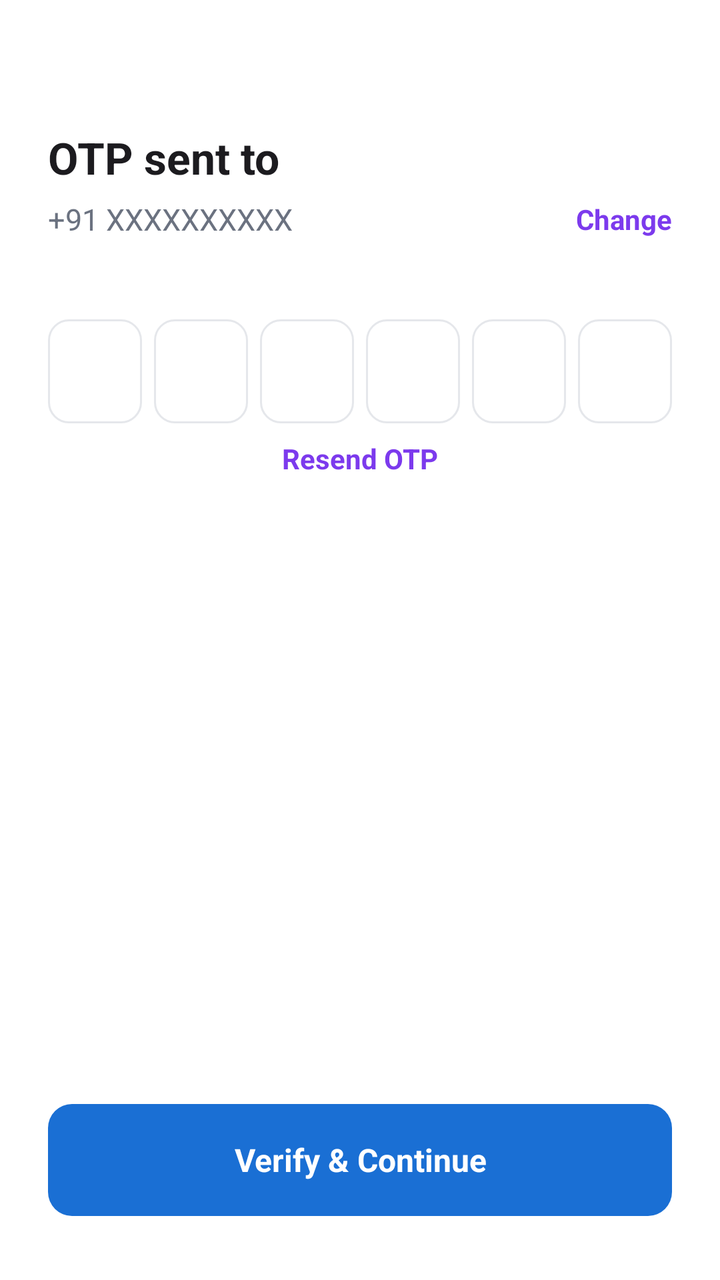
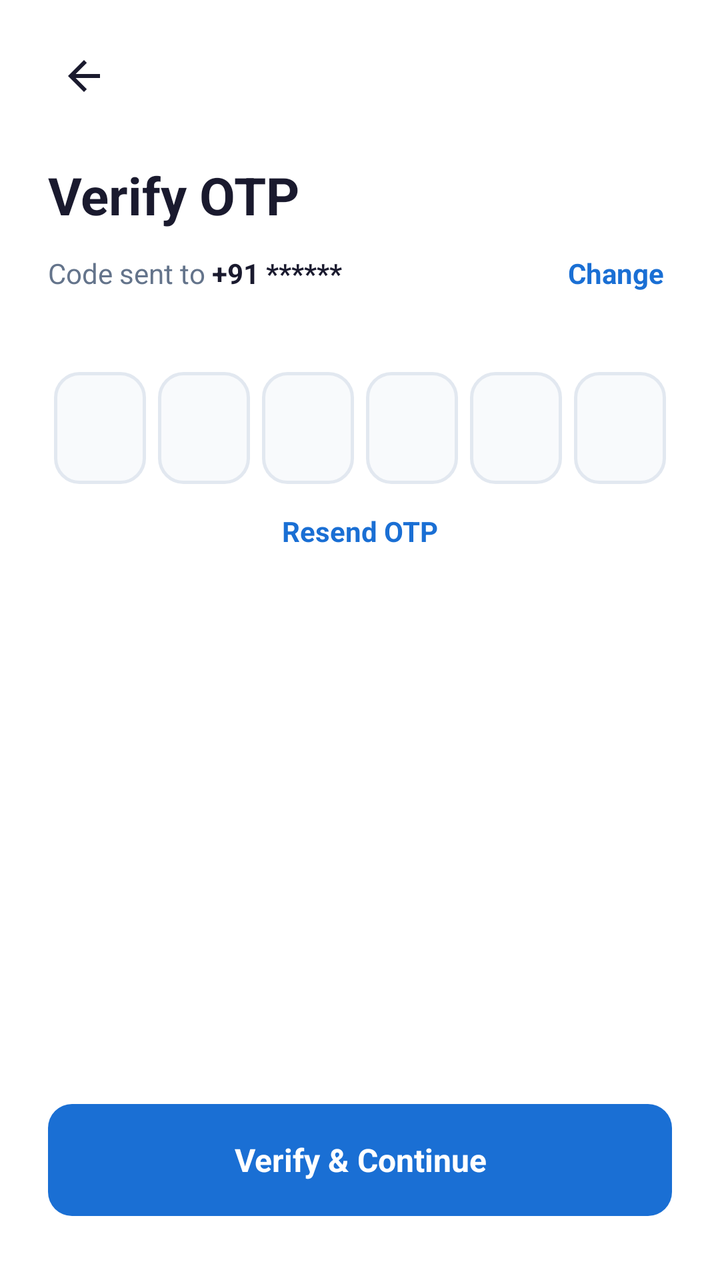

An Android layout rendered at two revisions. The XML below is the earlier revision; the diff shows what the commit changed to produce the second picture.
<!-- AndroidManifest.xml: application theme Theme.ANGA_SellerSide -->
<!-- res/layout/activity_seller_otp_verify.xml -->
<?xml version="1.0" encoding="utf-8"?>
<ScrollView xmlns:android="http://schemas.android.com/apk/res/android"
    android:layout_width="match_parent"
    android:layout_height="match_parent"
    android:background="#FFFFFF"
    android:fillViewport="true">

    <LinearLayout
        android:id="@+id/rootOtpContent"
        android:layout_width="match_parent"
        android:layout_height="wrap_content"
        android:orientation="vertical"
        android:paddingLeft="24dp"
        android:paddingRight="24dp"
        android:paddingTop="24dp"
        android:paddingBottom="32dp">

        
        <TextView
            android:layout_width="wrap_content"
            android:layout_height="wrap_content"
            android:layout_marginTop="40dp"
            android:text="@string/otp_sent_to"
            android:textSize="22sp"
            android:textStyle="bold"
            android:textColor="#1C1B1F" />

        
        <LinearLayout
            android:layout_width="match_parent"
            android:layout_height="wrap_content"
            android:orientation="horizontal"
            android:gravity="center_vertical"
            android:layout_marginTop="6dp"
            android:layout_marginBottom="40dp">

            <TextView
                android:id="@+id/tvPhone"
                android:layout_width="0dp"
                android:layout_height="wrap_content"
                android:layout_weight="1"
                android:textSize="15sp"
                android:textColor="#6B7280"
                android:text="+91 XXXXXXXXXX" />

            <TextView
                android:id="@+id/tvChange"
                android:layout_width="wrap_content"
                android:layout_height="wrap_content"
                android:text="@string/btn_change"
                android:textSize="14sp"
                android:textColor="#7C3AED"
                android:textStyle="bold"
                android:clickable="true"
                android:focusable="true"
                android:paddingLeft="8dp" />
        </LinearLayout>

        
        <LinearLayout
            android:layout_width="match_parent"
            android:layout_height="wrap_content"
            android:orientation="horizontal"
            android:gravity="center">

            <EditText
                android:id="@+id/etOtp1"
                android:layout_width="0dp"
                android:layout_height="52dp"
                android:layout_weight="1"
                android:layout_marginEnd="6dp"
                android:background="@drawable/input_background"
                android:gravity="center"
                android:inputType="number"
                android:maxLength="1"
                android:textSize="20sp"
                android:textStyle="bold"
                android:textColor="#1C1B1F" />

            <EditText
                android:id="@+id/etOtp2"
                android:layout_width="0dp"
                android:layout_height="52dp"
                android:layout_weight="1"
                android:layout_marginEnd="6dp"
                android:background="@drawable/input_background"
                android:gravity="center"
                android:inputType="number"
                android:maxLength="1"
                android:textSize="20sp"
                android:textStyle="bold"
                android:textColor="#1C1B1F" />

            <EditText
                android:id="@+id/etOtp3"
                android:layout_width="0dp"
                android:layout_height="52dp"
                android:layout_weight="1"
                android:layout_marginEnd="6dp"
                android:background="@drawable/input_background"
                android:gravity="center"
                android:inputType="number"
                android:maxLength="1"
                android:textSize="20sp"
                android:textStyle="bold"
                android:textColor="#1C1B1F" />

            <EditText
                android:id="@+id/etOtp4"
                android:layout_width="0dp"
                android:layout_height="52dp"
                android:layout_weight="1"
                android:layout_marginEnd="6dp"
                android:background="@drawable/input_background"
                android:gravity="center"
                android:inputType="number"
                android:maxLength="1"
                android:textSize="20sp"
                android:textStyle="bold"
                android:textColor="#1C1B1F" />

            <EditText
                android:id="@+id/etOtp5"
                android:layout_width="0dp"
                android:layout_height="52dp"
                android:layout_weight="1"
                android:layout_marginEnd="6dp"
                android:background="@drawable/input_background"
                android:gravity="center"
                android:inputType="number"
                android:maxLength="1"
                android:textSize="20sp"
                android:textStyle="bold"
                android:textColor="#1C1B1F" />

            <EditText
                android:id="@+id/etOtp6"
                android:layout_width="0dp"
                android:layout_height="52dp"
                android:layout_weight="1"
                android:background="@drawable/input_background"
                android:gravity="center"
                android:inputType="number"
                android:maxLength="1"
                android:textSize="20sp"
                android:textStyle="bold"
                android:textColor="#1C1B1F" />

        </LinearLayout>

        
        <TextView
            android:id="@+id/tvResendTimer"
            android:layout_width="wrap_content"
            android:layout_height="wrap_content"
            android:layout_gravity="center_horizontal"
            android:layout_marginTop="20dp"
            android:textSize="13sp"
            android:textColor="#9CA3AF"
            android:visibility="gone" />

        
        <TextView
            android:id="@+id/tvResend"
            android:layout_width="wrap_content"
            android:layout_height="wrap_content"
            android:layout_gravity="center_horizontal"
            android:layout_marginTop="8dp"
            android:text="@string/btn_resend_otp"
            android:textSize="14sp"
            android:textColor="#7C3AED"
            android:textStyle="bold"
            android:clickable="true"
            android:focusable="true" />

        
        <ProgressBar
            android:id="@+id/progressBar"
            android:layout_width="wrap_content"
            android:layout_height="wrap_content"
            android:layout_gravity="center_horizontal"
            android:layout_marginTop="16dp"
            android:visibility="gone" />

        
        <View
            android:layout_width="match_parent"
            android:layout_height="0dp"
            android:layout_weight="1" />

        
        <TextView
            android:id="@+id/btnVerify"
            android:layout_width="match_parent"
            android:layout_height="56dp"
            android:background="@drawable/btn_primary_rounded"
            android:gravity="center"
            android:text="@string/btn_verify"
            android:textColor="#FFFFFF"
            android:textSize="16sp"
            android:textStyle="bold"
            android:clickable="true"
            android:focusable="true" />

    </LinearLayout>

</ScrollView>
<!-- resources referenced by this layout -->
<resources>
  <!-- drawable btn_primary_rounded (drawable) -->
  <?xml version="1.0" encoding="utf-8"?>
  <ripple xmlns:android="http://schemas.android.com/apk/res/android"
      android:color="#33FFFFFF">
      <item>
          <shape android:shape="rectangle">
              <solid android:color="#1A6FD4" />
              <corners android:radius="12dp" />
          </shape>
      </item>
  </ripple>
  <!-- drawable input_background (drawable) -->
  <?xml version="1.0" encoding="utf-8"?>
  <shape xmlns:android="http://schemas.android.com/apk/res/android"
      android:shape="rectangle">
      <solid android:color="@color/white" />
      <stroke
          android:width="1dp"
          android:color="@color/divider" />
      <corners android:radius="10dp" />
  </shape>
  <string name="btn_change">Change</string>
  <string name="btn_resend_otp">Resend OTP</string>
  <string name="btn_verify">Verify &amp; Continue</string>
  <string name="otp_sent_to">OTP sent to</string>
  <style name="Theme.ANGA_SellerSide" parent="Theme.MaterialComponents.Light.NoActionBar">
          <item name="colorPrimary">@color/primary</item>
          <item name="colorPrimaryDark">@color/primary_dark</item>
          <item name="colorAccent">@color/accent</item>
          <item name="android:windowBackground">@color/background</item>
          <item name="android:statusBarColor">#FFFFFF</item>
          <item name="android:windowLightStatusBar">true</item>
          <item name="android:forceDarkAllowed" tools:targetApi="q">false</item>
      </style>
  <color name="white">#FFFFFF</color>
  <color name="divider">#E5E7EB</color>
  <color name="primary">#1A365D</color>
  <color name="primary_dark">#142848</color>
  <color name="accent">#2563EB</color>
  <color name="background">#F5F7FA</color>
</resources>

<!-- the commit's change to res/layout/activity_seller_otp_verify.xml (unified diff, before → after) -->
@@ -1,5 +1,6 @@
 <?xml version="1.0" encoding="utf-8"?>
 <ScrollView xmlns:android="http://schemas.android.com/apk/res/android"
+    xmlns:app="http://schemas.android.com/apk/res-auto"
     android:layout_width="match_parent"
     android:layout_height="match_parent"
     android:background="#FFFFFF"
@@ -10,20 +11,33 @@
         android:layout_width="match_parent"
         android:layout_height="wrap_content"
         android:orientation="vertical"
-        android:paddingLeft="24dp"
-        android:paddingRight="24dp"
-        android:paddingTop="24dp"
+        android:paddingStart="24dp"
+        android:paddingEnd="24dp"
+        android:paddingTop="20dp"
         android:paddingBottom="32dp">
 
         
-        <TextView
-            android:layout_width="wrap_content"
-            android:layout_height="wrap_content"
-            android:layout_marginTop="40dp"
-            android:text="@string/otp_sent_to"
-            android:textSize="22sp"
+        <ImageView
+            android:id="@+id/btnBack"
+            android:layout_width="36dp"
+            android:layout_height="36dp"
+            android:padding="6dp"
+            android:src="@drawable/ic_back"
+            android:contentDescription="Back"
+            android:clickable="true"
+            android:focusable="true"
+            android:background="?attr/selectableItemBackgroundBorderless"
+            app:tint="#1A1A2E"
+            android:layout_marginBottom="24dp" />
+
+        
+        <TextView
+            android:layout_width="wrap_content"
+            android:layout_height="wrap_content"
+            android:text="Verify OTP"
+            android:textSize="26sp"
             android:textStyle="bold"
-            android:textColor="#1C1B1F" />
+            android:textColor="#1A1A2E" />
 
         
         <LinearLayout
@@ -31,17 +45,25 @@
             android:layout_height="wrap_content"
             android:orientation="horizontal"
             android:gravity="center_vertical"
-            android:layout_marginTop="6dp"
-            android:layout_marginBottom="40dp">
+            android:layout_marginTop="8dp"
+            android:layout_marginBottom="36dp">
+
+            <TextView
+                android:layout_width="wrap_content"
+                android:layout_height="wrap_content"
+                android:text="Code sent to "
+                android:textSize="14sp"
+                android:textColor="#64748B" />
 
             <TextView
                 android:id="@+id/tvPhone"
                 android:layout_width="0dp"
                 android:layout_height="wrap_content"
                 android:layout_weight="1"
-                android:textSize="15sp"
-                android:textColor="#6B7280"
-                android:text="+91 XXXXXXXXXX" />
+                android:textSize="14sp"
+                android:textStyle="bold"
+                android:textColor="#1A1A2E"
+                android:text="+91 ******" />
 
             <TextView
                 android:id="@+id/tvChange"
@@ -49,11 +71,15 @@
                 android:layout_height="wrap_content"
                 android:text="@string/btn_change"
                 android:textSize="14sp"
-                android:textColor="#7C3AED"
+                android:textColor="#1A6FD4"
                 android:textStyle="bold"
                 android:clickable="true"
                 android:focusable="true"
-                android:paddingLeft="8dp" />
+                android:background="?attr/selectableItemBackgroundBorderless"
+                android:paddingStart="10dp"
+                android:paddingEnd="4dp"
+                android:paddingTop="4dp"
+                android:paddingBottom="4dp" />
         </LinearLayout>
 
         
@@ -66,85 +92,92 @@
             <EditText
                 android:id="@+id/etOtp1"
                 android:layout_width="0dp"
-                android:layout_height="52dp"
-                android:layout_weight="1"
-                android:layout_marginEnd="6dp"
-                android:background="@drawable/input_background"
-                android:gravity="center"
-                android:inputType="number"
-                android:maxLength="1"
-                android:textSize="20sp"
-                android:textStyle="bold"
-                android:textColor="#1C1B1F" />
+                android:layout_height="56dp"
+                android:layout_weight="1"
+                android:layout_marginStart="3dp"
+                android:layout_marginEnd="3dp"
+                android:background="@drawable/bg_otp_box_selector"
+                android:gravity="center"
+                android:inputType="number"
+                android:maxLength="1"
+                android:textSize="22sp"
+                android:textStyle="bold"
+                android:textColor="#1A1A2E" />
 
             <EditText
                 android:id="@+id/etOtp2"
                 android:layout_width="0dp"
-                android:layout_height="52dp"
-                android:layout_weight="1"
-                android:layout_marginEnd="6dp"
-                android:background="@drawable/input_background"
-                android:gravity="center"
-                android:inputType="number"
-                android:maxLength="1"
-                android:textSize="20sp"
-                android:textStyle="bold"
-                android:textColor="#1C1B1F" />
+                android:layout_height="56dp"
+                android:layout_weight="1"
+                android:layout_marginStart="3dp"
+                android:layout_marginEnd="3dp"
+                android:background="@drawable/bg_otp_box_selector"
+                android:gravity="center"
+                android:inputType="number"
+                android:maxLength="1"
+                android:textSize="22sp"
+                android:textStyle="bold"
+                android:textColor="#1A1A2E" />
 
             <EditText
                 android:id="@+id/etOtp3"
                 android:layout_width="0dp"
-                android:layout_height="52dp"
-                android:layout_weight="1"
-                android:layout_marginEnd="6dp"
-                android:background="@drawable/input_background"
-                android:gravity="center"
-                android:inputType="number"
-                android:maxLength="1"
-                android:textSize="20sp"
-                android:textStyle="bold"
-                android:textColor="#1C1B1F" />
+                android:layout_height="56dp"
+                android:layout_weight="1"
+                android:layout_marginStart="3dp"
+                android:layout_marginEnd="3dp"
+                android:background="@drawable/bg_otp_box_selector"
+                android:gravity="center"
+                android:inputType="number"
+                android:maxLength="1"
+                android:textSize="22sp"
+                android:textStyle="bold"
+                android:textColor="#1A1A2E" />
 
             <EditText
                 android:id="@+id/etOtp4"
                 android:layout_width="0dp"
-                android:layout_height="52dp"
-                android:layout_weight="1"
-                android:layout_marginEnd="6dp"
-                android:background="@drawable/input_background"
-                android:gravity="center"
-                android:inputType="number"
-                android:maxLength="1"
-                android:textSize="20sp"
-                android:textStyle="bold"
-                android:textColor="#1C1B1F" />
+                android:layout_height="56dp"
+                android:layout_weight="1"
+                android:layout_marginStart="3dp"
+                android:layout_marginEnd="3dp"
+                android:background="@drawable/bg_otp_box_selector"
+                android:gravity="center"
+                android:inputType="number"
+                android:maxLength="1"
+                android:textSize="22sp"
+                android:textStyle="bold"
+                android:textColor="#1A1A2E" />
 
             <EditText
                 android:id="@+id/etOtp5"
                 android:layout_width="0dp"
-                android:layout_height="52dp"
-                android:layout_weight="1"
-                android:layout_marginEnd="6dp"
-                android:background="@drawable/input_background"
-                android:gravity="center"
-                android:inputType="number"
-                android:maxLength="1"
-                android:textSize="20sp"
-                android:textStyle="bold"
-                android:textColor="#1C1B1F" />
+                android:layout_height="56dp"
+                android:layout_weight="1"
+                android:layout_marginStart="3dp"
+                android:layout_marginEnd="3dp"
+                android:background="@drawable/bg_otp_box_selector"
+                android:gravity="center"
+                android:inputType="number"
+                android:maxLength="1"
+                android:textSize="22sp"
+                android:textStyle="bold"
+                android:textColor="#1A1A2E" />
 
             <EditText
                 android:id="@+id/etOtp6"
                 android:layout_width="0dp"
-                android:layout_height="52dp"
-                android:layout_weight="1"
-                android:background="@drawable/input_background"
-                android:gravity="center"
-                android:inputType="number"
-                android:maxLength="1"
-                android:textSize="20sp"
-                android:textStyle="bold"
-                android:textColor="#1C1B1F" />
+                android:layout_height="56dp"
+                android:layout_weight="1"
+                android:layout_marginStart="3dp"
+                android:layout_marginEnd="3dp"
+                android:background="@drawable/bg_otp_box_selector"
+                android:gravity="center"
+                android:inputType="number"
+                android:maxLength="1"
+                android:textSize="22sp"
+                android:textStyle="bold"
+                android:textColor="#1A1A2E" />
 
         </LinearLayout>
 
@@ -154,9 +187,9 @@
             android:layout_width="wrap_content"
             android:layout_height="wrap_content"
             android:layout_gravity="center_horizontal"
-            android:layout_marginTop="20dp"
+            android:layout_marginTop="28dp"
             android:textSize="13sp"
-            android:textColor="#9CA3AF"
+            android:textColor="#64748B"
             android:visibility="gone" />
 
         
@@ -168,10 +201,15 @@
             android:layout_marginTop="8dp"
             android:text="@string/btn_resend_otp"
             android:textSize="14sp"
-            android:textColor="#7C3AED"
+            android:textColor="#1A6FD4"
             android:textStyle="bold"
             android:clickable="true"
-            android:focusable="true" />
+            android:focusable="true"
+            android:background="?attr/selectableItemBackground"
+            android:paddingStart="12dp"
+            android:paddingEnd="12dp"
+            android:paddingTop="6dp"
+            android:paddingBottom="6dp" />
 
         
         <ProgressBar
@@ -180,6 +218,7 @@
             android:layout_height="wrap_content"
             android:layout_gravity="center_horizontal"
             android:layout_marginTop="16dp"
+            android:indeterminateTint="#1A6FD4"
             android:visibility="gone" />
 
         
<!-- resource entries referenced after the edit -->
@@ -1,5 +1,11 @@
 <!-- resources referenced by this layout -->
 <resources>
+  <!-- drawable bg_otp_box_selector (drawable) -->
+  <?xml version="1.0" encoding="utf-8"?>
+  <selector xmlns:android="http://schemas.android.com/apk/res/android">
+      <item android:state_focused="true" android:drawable="@drawable/bg_otp_box_focused" />
+      <item android:drawable="@drawable/bg_otp_box_default" />
+  </selector>
   <!-- drawable btn_primary_rounded (drawable) -->
   <?xml version="1.0" encoding="utf-8"?>
   <ripple xmlns:android="http://schemas.android.com/apk/res/android"
@@ -11,20 +17,20 @@
           </shape>
       </item>
   </ripple>
-  <!-- drawable input_background (drawable) -->
+  <!-- drawable ic_back (drawable) -->
   <?xml version="1.0" encoding="utf-8"?>
-  <shape xmlns:android="http://schemas.android.com/apk/res/android"
-      android:shape="rectangle">
-      <solid android:color="@color/white" />
-      <stroke
-          android:width="1dp"
-          android:color="@color/divider" />
-      <corners android:radius="10dp" />
-  </shape>
+  <vector xmlns:android="http://schemas.android.com/apk/res/android"
+      android:width="24dp"
+      android:height="24dp"
+      android:viewportWidth="24"
+      android:viewportHeight="24">
+      <path
+          android:fillColor="#FFFFFF"
+          android:pathData="M20,11H7.83L13.42,5.41L12,4L4,12L12,20L13.41,18.59L7.83,13H20V11Z" />
+  </vector>
   <string name="btn_change">Change</string>
   <string name="btn_resend_otp">Resend OTP</string>
   <string name="btn_verify">Verify &amp; Continue</string>
-  <string name="otp_sent_to">OTP sent to</string>
   <style name="Theme.ANGA_SellerSide" parent="Theme.MaterialComponents.Light.NoActionBar">
           <item name="colorPrimary">@color/primary</item>
           <item name="colorPrimaryDark">@color/primary_dark</item>
@@ -34,8 +40,26 @@
           <item name="android:windowLightStatusBar">true</item>
           <item name="android:forceDarkAllowed" tools:targetApi="q">false</item>
       </style>
-  <color name="white">#FFFFFF</color>
-  <color name="divider">#E5E7EB</color>
+  <!-- drawable bg_otp_box_focused (drawable) -->
+  <?xml version="1.0" encoding="utf-8"?>
+  <shape xmlns:android="http://schemas.android.com/apk/res/android"
+      android:shape="rectangle">
+      <solid android:color="#EFF6FF" />
+      <stroke
+          android:width="2dp"
+          android:color="#1A6FD4" />
+      <corners android:radius="12dp" />
+  </shape>
+  <!-- drawable bg_otp_box_default (drawable) -->
+  <?xml version="1.0" encoding="utf-8"?>
+  <shape xmlns:android="http://schemas.android.com/apk/res/android"
+      android:shape="rectangle">
+      <solid android:color="#F8FAFC" />
+      <stroke
+          android:width="1.5dp"
+          android:color="#E2E8F0" />
+      <corners android:radius="12dp" />
+  </shape>
   <color name="primary">#1A365D</color>
   <color name="primary_dark">#142848</color>
   <color name="accent">#2563EB</color>
